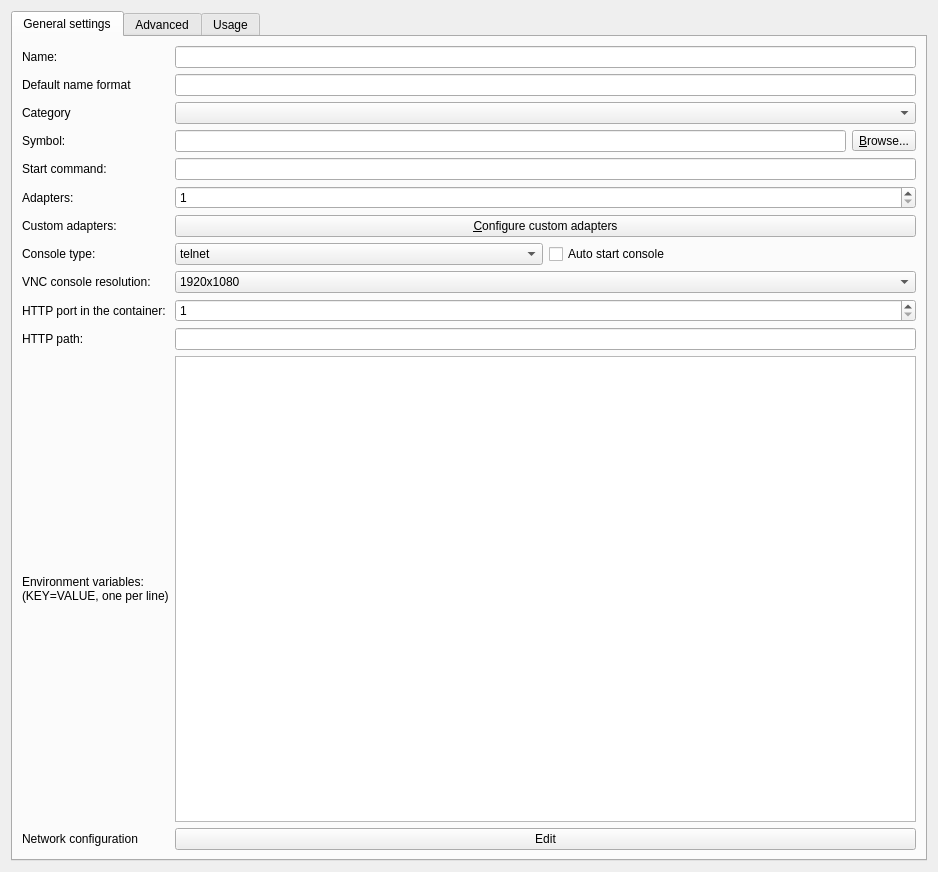
Old version of the form gns3/modules/docker/ui/docker_vm_configuration_page.ui in the repository GNS3/gns3-gui.
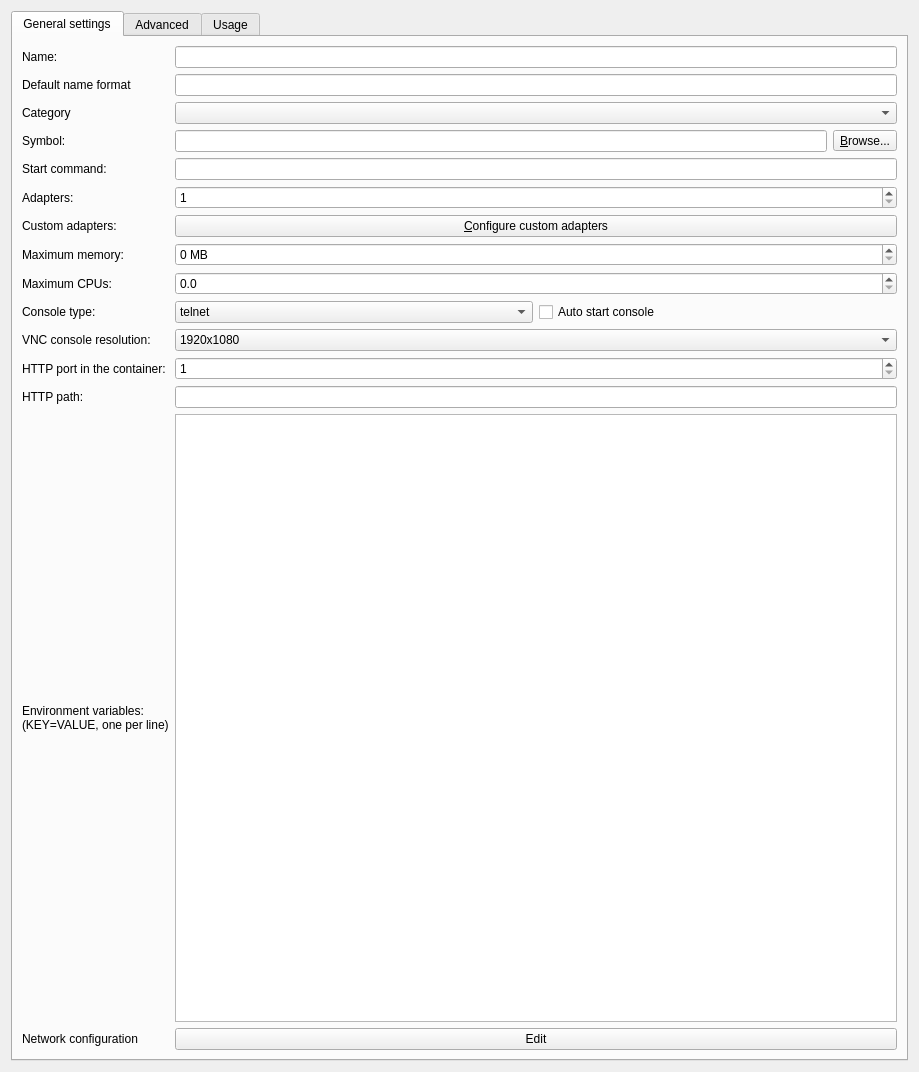
New version of the form.

Commit message: Resource constraints for Docker VMs.

Diff of the .ui file:
```diff
--- a/gns3/modules/docker/ui/docker_vm_configuration_page.ui
+++ b/gns3/modules/docker/ui/docker_vm_configuration_page.ui
@@ -6,8 +6,8 @@
    <rect>
     <x>0</x>
     <y>0</y>
-    <width>938</width>
-    <height>872</height>
+    <width>919</width>
+    <height>1072</height>
    </rect>
   </property>
   <property name="windowTitle">
@@ -116,14 +116,14 @@
          </property>
         </widget>
        </item>
-       <item row="7" column="0">
+       <item row="10" column="0">
         <widget class="QLabel" name="uiConsoleTypeLabel">
          <property name="text">
           <string>Console type:</string>
          </property>
         </widget>
        </item>
-       <item row="7" column="1">
+       <item row="10" column="1">
         <layout class="QHBoxLayout" name="horizontalLayout">
          <property name="sizeConstraint">
           <enum>QLayout::SetNoConstraint</enum>
@@ -166,14 +166,14 @@
          </item>
         </layout>
        </item>
-       <item row="8" column="0">
+       <item row="11" column="0">
         <widget class="QLabel" name="uiConsoleResolutionLabel">
          <property name="text">
           <string>VNC console resolution:</string>
          </property>
         </widget>
        </item>
-       <item row="8" column="1">
+       <item row="11" column="1">
         <widget class="QComboBox" name="uiConsoleResolutionComboBox">
          <item>
           <property name="text">
@@ -212,14 +212,14 @@
          </item>
         </widget>
        </item>
-       <item row="9" column="0">
+       <item row="12" column="0">
         <widget class="QLabel" name="label">
          <property name="text">
           <string>HTTP port in the container:</string>
          </property>
         </widget>
        </item>
-       <item row="9" column="1">
+       <item row="12" column="1">
         <widget class="QSpinBox" name="uiConsoleHttpPortSpinBox">
          <property name="minimum">
           <number>1</number>
@@ -229,17 +229,17 @@
          </property>
         </widget>
        </item>
-       <item row="10" column="0">
+       <item row="13" column="0">
         <widget class="QLabel" name="label_2">
          <property name="text">
           <string>HTTP path:</string>
          </property>
         </widget>
        </item>
-       <item row="10" column="1">
+       <item row="13" column="1">
         <widget class="QLineEdit" name="uiHttpConsolePathLineEdit"/>
        </item>
-       <item row="11" column="0">
+       <item row="14" column="0">
         <widget class="QLabel" name="uiEnvironmentLabel">
          <property name="text">
           <string>Environment variables:
@@ -253,23 +253,60 @@
          </property>
         </widget>
        </item>
-       <item row="11" column="1">
+       <item row="14" column="1">
         <widget class="QTextEdit" name="uiEnvironmentTextEdit"/>
        </item>
-       <item row="12" column="0">
+       <item row="15" column="0">
         <widget class="QLabel" name="uiNetworkConfigLabel">
          <property name="text">
           <string>Network configuration</string>
          </property>
         </widget>
        </item>
-       <item row="12" column="1">
+       <item row="15" column="1">
         <widget class="QPushButton" name="uiNetworkConfigEditButton">
          <property name="text">
           <string>Edit</string>
          </property>
         </widget>
        </item>
+       <item row="8" column="0">
+        <widget class="QLabel" name="uiMaxCPUsLabel">
+         <property name="text">
+          <string>Maximum CPUs:</string>
+         </property>
+        </widget>
+       </item>
+       <item row="8" column="1">
+        <widget class="QDoubleSpinBox" name="uiMaxCPUsDoubleSpinBox">
+         <property name="decimals">
+          <number>1</number>
+         </property>
+         <property name="singleStep">
+          <double>0.100000000000000</double>
+         </property>
+        </widget>
+       </item>
+       <item row="7" column="0">
+        <widget class="QLabel" name="uiMaxMemoryLabel">
+         <property name="text">
+          <string>Maximum memory:</string>
+         </property>
+        </widget>
+       </item>
+       <item row="7" column="1">
+        <widget class="QSpinBox" name="uiMaxMemorySpinBox">
+         <property name="suffix">
+          <string> MB</string>
+         </property>
+         <property name="maximum">
+          <number>65535</number>
+         </property>
+         <property name="singleStep">
+          <number>32</number>
+         </property>
+        </widget>
+       </item>
       </layout>
      </widget>
      <widget class="QWidget" name="tab_2">
```
The commit also changes 5 other files.
